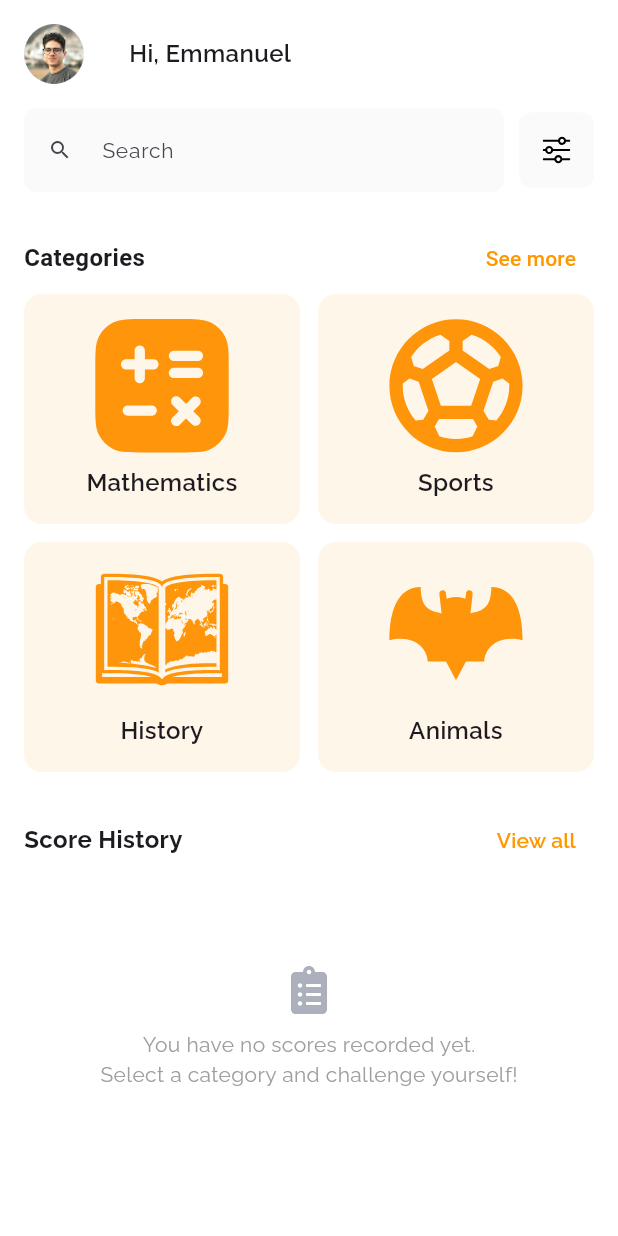
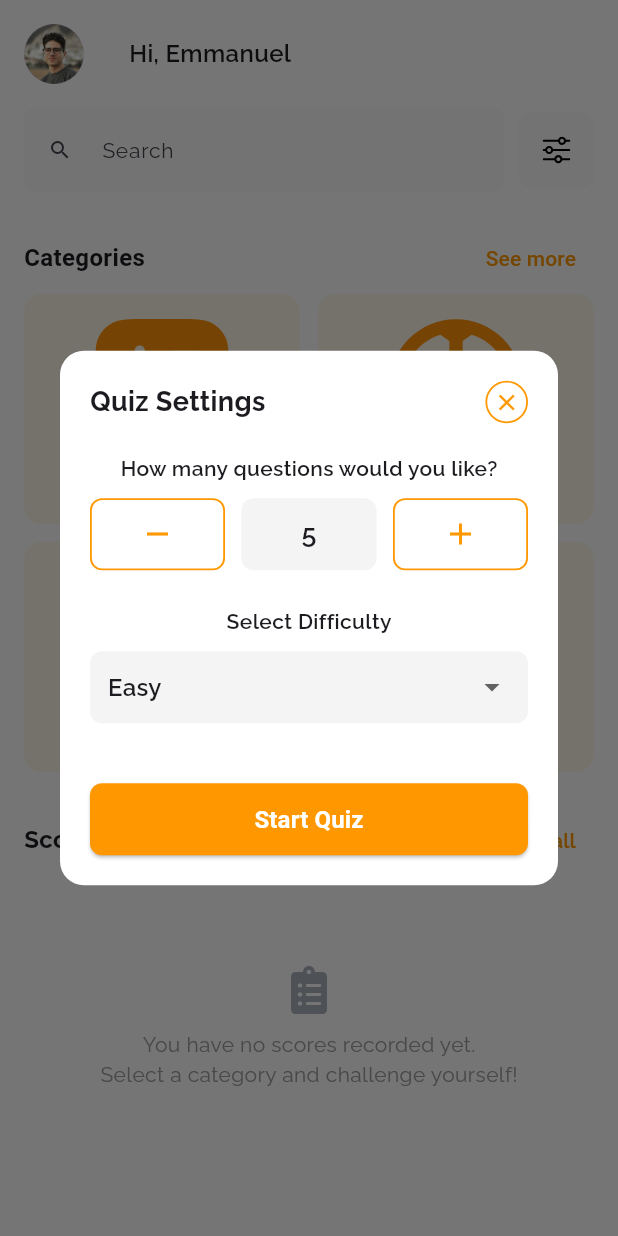
Before and after one commit to bankah-junior/FMDT-Quiz-App, a Flutter app: the HomeScreen screen opened directly, after a tap on an icon or button, on a phone screen of 412 x 824 dp. Run offline on Flutter 3.47's test engine with Material 3 defaults, Android fonts, the phone set to English and light mode, and no system bars; our stand-ins replace flutter_svg.

Commit message:
feat: implemented quiz dialog from quiz_dialog_impl_outline

```diff
--- a/lib/screens/home_screen.dart
+++ b/lib/screens/home_screen.dart
@@ -1,6 +1,7 @@
 import 'package:flutter/material.dart';
 import 'package:flutter_svg/flutter_svg.dart';
 import 'package:fmdt_quiz_app/screens/categories_screen.dart';
+import 'package:fmdt_quiz_app/widgets/show_quiz_dialog.dart';
 
 class HomeScreen extends StatefulWidget {
   const HomeScreen({super.key});
@@ -87,7 +88,9 @@ class _HomeScreenState extends State<HomeScreen> {
                         ),
                         shadowColor: Colors.transparent,
                       ),
-                      onPressed: () {},
+                      onPressed: () {
+                        showQuizDialog(context);
+                      },
                       child: SvgPicture.asset(
                         "assets/images/filter.svg",
                         width: 18.5,
--- /dev/null
+++ b/lib/widgets/show_quiz_dialog.dart
@@ -0,0 +1,214 @@
+import 'package:flutter/material.dart';
+
+void showQuizDialog(BuildContext context) {
+  int questionCount = 5;
+  String difficulty = "Easy";
+
+  showDialog(
+    context: context,
+    builder: (BuildContext context) {
+      return StatefulBuilder(
+        builder: (context, setState) {
+          return Dialog(
+            backgroundColor: Colors.white,
+            shape: RoundedRectangleBorder(
+              borderRadius: BorderRadius.circular(16),
+            ),
+            child: Padding(
+              padding: const EdgeInsets.all(20.0),
+              child: Column(
+                mainAxisSize: MainAxisSize.min,
+                crossAxisAlignment: CrossAxisAlignment.start,
+                children: [
+                  // Header Row
+                  Row(
+                    mainAxisAlignment: MainAxisAlignment.spaceBetween,
+                    children: [
+                      const Text(
+                        "Quiz Settings",
+                        style: TextStyle(
+                          fontSize: 18,
+                          fontWeight: FontWeight.w700,
+                          fontFamily: "Raleway",
+                        ),
+                      ),
+                      GestureDetector(
+                        onTap: () => Navigator.of(context).pop(),
+                        child: Container(
+                          padding: const EdgeInsets.all(4),
+                          decoration: BoxDecoration(
+                            border: Border.all(
+                              color: Colors.orange,
+                              width: 1.2,
+                            ),
+                            shape: BoxShape.circle,
+                          ),
+                          child: const Icon(
+                            Icons.close,
+                            size: 18,
+                            color: Colors.orange,
+                          ),
+                        ),
+                      ),
+                    ],
+                  ),
+                  const SizedBox(height: 20),
+
+                  // Quiz Number Controller
+                  Column(
+                    children: [
+                      const Text(
+                        "How many questions would you like?",
+                        style: TextStyle(
+                          fontSize: 14,
+                          fontFamily: "Raleway",
+                          fontWeight: FontWeight.w600,
+                        ),
+                      ),
+                      const SizedBox(height: 10),
+                      Row(
+                        mainAxisAlignment: MainAxisAlignment.spaceBetween,
+                        children: [
+                          cQuizControlButton(
+                            child: const Icon(
+                              Icons.remove,
+                              color: Colors.orange,
+                            ),
+                            onPressed: () {
+                              if (questionCount > 1) {
+                                setState(() => questionCount--);
+                              }
+                            },
+                          ),
+                          const SizedBox(width: 8),
+                          Container(
+                            width: 90,
+                            height: 48,
+                            alignment: Alignment.center,
+                            decoration: BoxDecoration(
+                              color: const Color.fromRGBO(244, 244, 244, 1),
+                              borderRadius: BorderRadius.circular(8),
+                            ),
+                            child: Text(
+                              questionCount.toString(),
+                              style: const TextStyle(
+                                fontFamily: "Raleway",
+                                fontSize: 18,
+                                fontWeight: FontWeight.w600,
+                              ),
+                            ),
+                          ),
+                          const SizedBox(width: 8),
+                          cQuizControlButton(
+                            child: const Icon(Icons.add, color: Colors.orange),
+                            onPressed: () {
+                              setState(() => questionCount++);
+                            },
+                          ),
+                        ],
+                      ),
+                    ],
+                  ),
+                  const SizedBox(height: 24),
+
+                  // Difficulty Dropdown
+                  Column(
+                    children: [
+                      const Text(
+                        "Select Difficulty",
+                        style: TextStyle(
+                          fontSize: 14,
+                          fontFamily: "Raleway",
+                          fontWeight: FontWeight.w600,
+                        ),
+                      ),
+                      const SizedBox(height: 10),
+                      Container(
+                        padding: const EdgeInsets.symmetric(horizontal: 12),
+                        decoration: BoxDecoration(
+                          color: const Color.fromRGBO(244, 244, 244, 1),
+                          borderRadius: BorderRadius.circular(8),
+                        ),
+                        child: DropdownButtonFormField<String>(
+                          value: difficulty,
+                          decoration: const InputDecoration(
+                            border: InputBorder.none,
+                          ),
+                          items: ["Easy", "Medium", "Hard"]
+                              .map(
+                                (diff) => DropdownMenuItem(
+                                  value: diff,
+                                  child: Text(
+                                    diff,
+                                    style: const TextStyle(
+                                      fontSize: 16,
+                                      fontFamily: "Raleway",
+                                      fontWeight: FontWeight.w600,
+                                    ),
+                                  ),
+                                ),
+                              )
+                              .toList(),
+                          onChanged: (value) {
+                            if (value != null) {
+                              setState(() => difficulty = value);
+                            }
+                          },
+                        ),
+                      ),
+                    ],
+                  ),
+                  const SizedBox(height: 40),
+
+                  // Start Quiz Button
+                  SizedBox(
+                    width: double.infinity,
+                    height: 48,
+                    child: ElevatedButton(
+                      style: ElevatedButton.styleFrom(
+                        backgroundColor: Colors.orange,
+                        shape: RoundedRectangleBorder(
+                          borderRadius: BorderRadius.circular(8),
+                        ),
+                      ),
+                      onPressed: () {
+                        Navigator.of(context).pop();
+                      },
+                      child: const Text(
+                        "Start Quiz",
+                        style: TextStyle(
+                          color: Colors.white,
+                          fontSize: 16,
+                          fontWeight: FontWeight.w700,
+                        ),
+                      ),
+                    ),
+                  ),
+                ],
+              ),
+            ),
+          );
+        },
+      );
+    },
+  );
+}
+
+Widget cQuizControlButton({
+  required Widget child,
+  required VoidCallback onPressed,
+}) {
+  return GestureDetector(
+    onTap: onPressed,
+    child: Container(
+      width: 90,
+      height: 48,
+      decoration: BoxDecoration(
+        color: Colors.transparent,
+        borderRadius: BorderRadius.circular(8),
+        border: Border.all(color: Colors.orange, width: 1.2),
+      ),
+      child: Center(child: child),
+    ),
+  );
+}
```
Also changed, not shown: lib/quiz_dialog_impl_outline/quiz_dialog_impl_outline.png (added), 1 other file.
